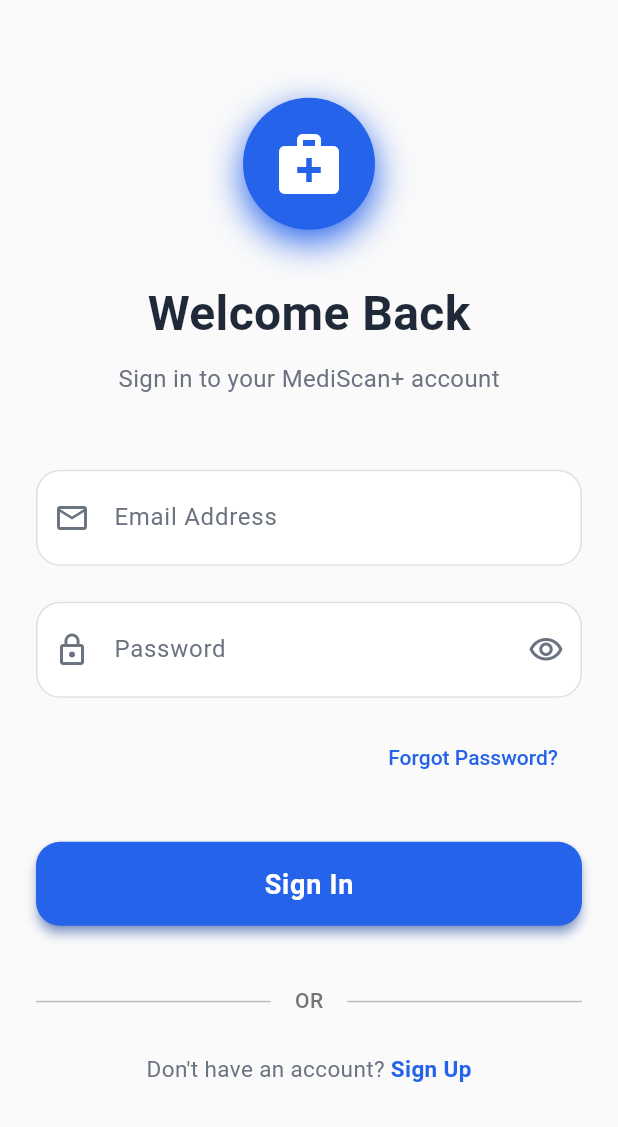
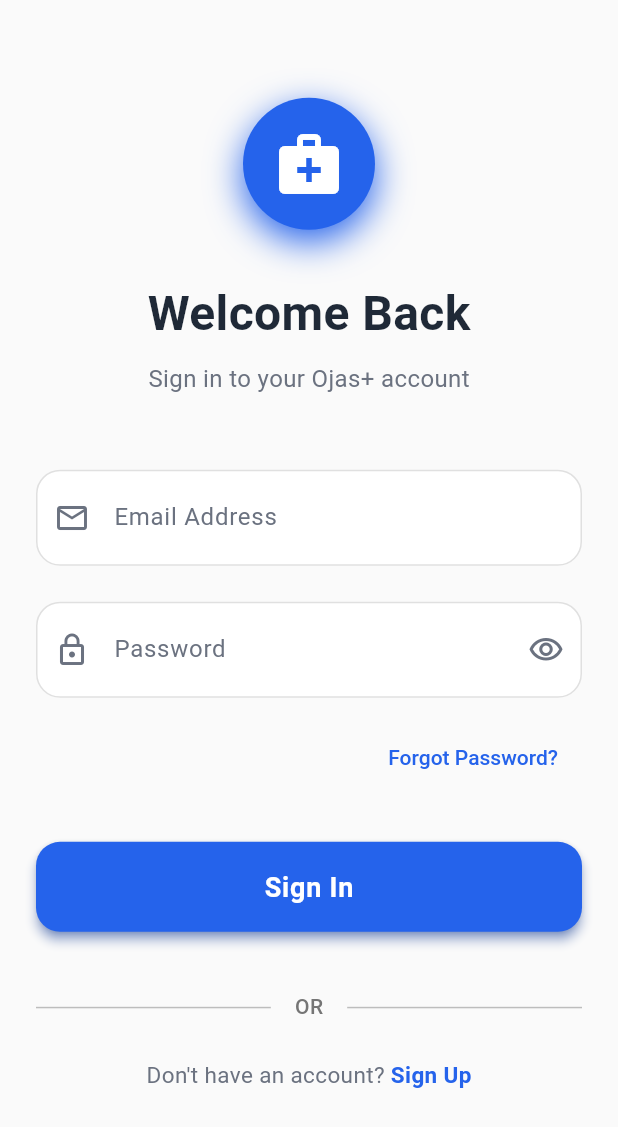
Before and after one commit to pritam-t/Arogya_Plus, a Flutter app: the screen it shows after launch, on a phone screen of 412 x 824 dp. Shown: the top 1127 px of the screen. Run offline on Flutter 3.47's test engine with Material 3 defaults, Android fonts, the phone set to English and light mode, and no system bars; our stand-ins replace flutter_bloc, image_picker, shared_preferences, sqflite; missing offline and left inert: google_mlkit_text_recognition, gpt_markdown; accounts and stored records are empty.

Commit message:
Changed name to Ojas+

```diff
--- a/lib/Splash_Screen.dart
+++ b/lib/Splash_Screen.dart
@@ -212,7 +212,7 @@ class SplashScreenState extends State<SplashScreen>
 
                     // App name
                     const Text(
-                      'MediScan+',
+                      'Ojas+',
                       style: TextStyle(
                         fontSize: 32,
                         fontWeight: FontWeight.bold,
--- a/lib/features/auth/login.dart
+++ b/lib/features/auth/login.dart
@@ -125,7 +125,7 @@ class _LoginScreenState extends State<LoginScreen> {
                 const SizedBox(height: 8),
 
                 const Text(
-                  'Sign in to your MediScan+ account',
+                  'Sign in to your Ojas+ account',
                   style: TextStyle(
                     fontSize: 16,
                     color: Color(0xFF6B7280),
@@ -261,7 +261,7 @@ class _LoginScreenState extends State<LoginScreen> {
                 // Login button
                 SizedBox(
                   width: double.infinity,
-                  height: 56,
+                  height: 60,
                   child: ElevatedButton(
                     onPressed: _isLoading ? null : _loginWithEmail,
                     style: ElevatedButton.styleFrom(
--- a/lib/features/auth/signup.dart
+++ b/lib/features/auth/signup.dart
@@ -177,7 +177,7 @@ class _SignUpScreenState extends State<SignUpScreen> {
                 const SizedBox(height: 8),
 
                 const Text(
-                  'Join MediScan+ for better health management',
+                  'Join Ojas+ for better health management',
                   style: TextStyle(
                     fontSize: 16,
                     color: Color(0xFF6B7280),
```
Also changed, not shown: 2 other files.
